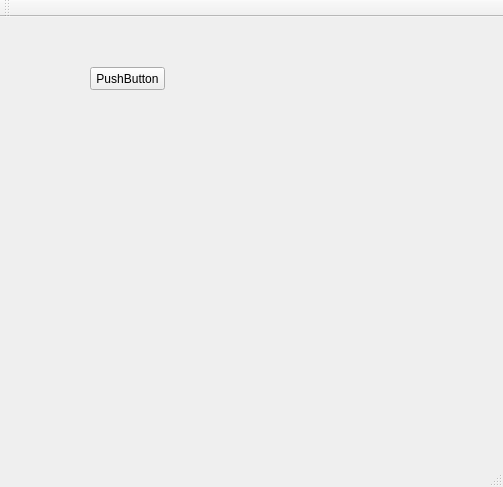
pjh130/qt, file demo/MediaPlayer/mainwindow.ui: the form before one commit.
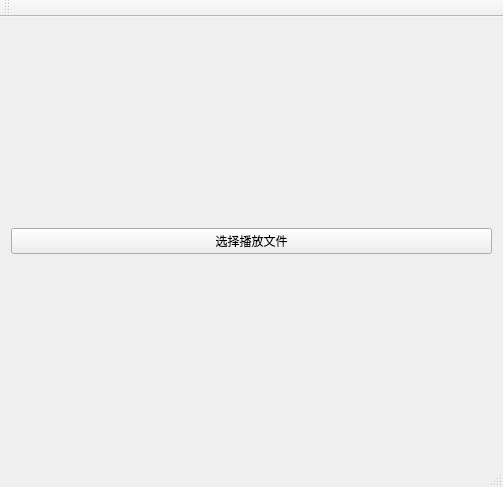
The form after the commit.

```diff
--- a/demo/MediaPlayer/mainwindow.ui
+++ b/demo/MediaPlayer/mainwindow.ui
@@ -14,19 +14,21 @@
    <string>MainWindow</string>
   </property>
   <widget class="QWidget" name="centralWidget">
+   <layout class="QVBoxLayout" name="verticalLayout">
+    <item>
    <widget class="QPushButton" name="pushButton">
-    <property name="geometry">
-     <rect>
-      <x>90</x>
-      <y>50</y>
-      <width>75</width>
-      <height>23</height>
-     </rect>
+      <property name="sizePolicy">
+       <sizepolicy hsizetype="Expanding" vsizetype="Fixed">
+        <horstretch>0</horstretch>
+        <verstretch>0</verstretch>
+       </sizepolicy>
     </property>
     <property name="text">
-     <string>PushButton</string>
-    </property>
-   </widget>
+       <string>选择播放文件</string>
+      </property>
+     </widget>
+    </item>
+   </layout>
   </widget>
   <widget class="QMenuBar" name="menuBar">
    <property name="geometry">
```
Lines whose indentation alone changed are shown as unchanged.
